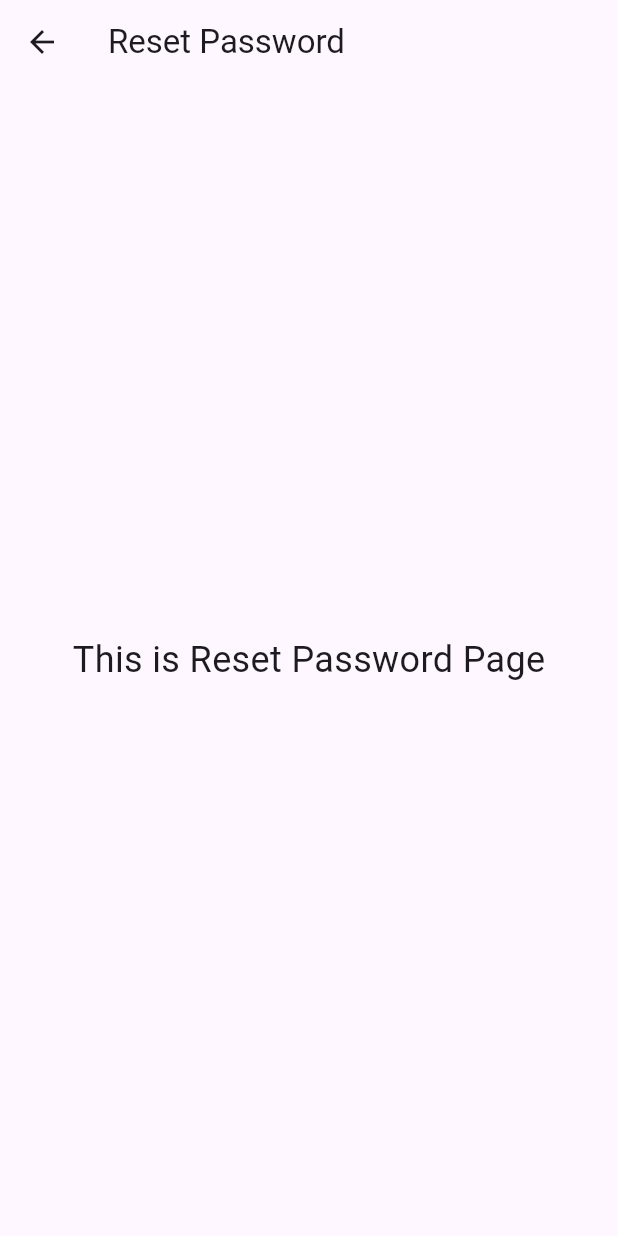
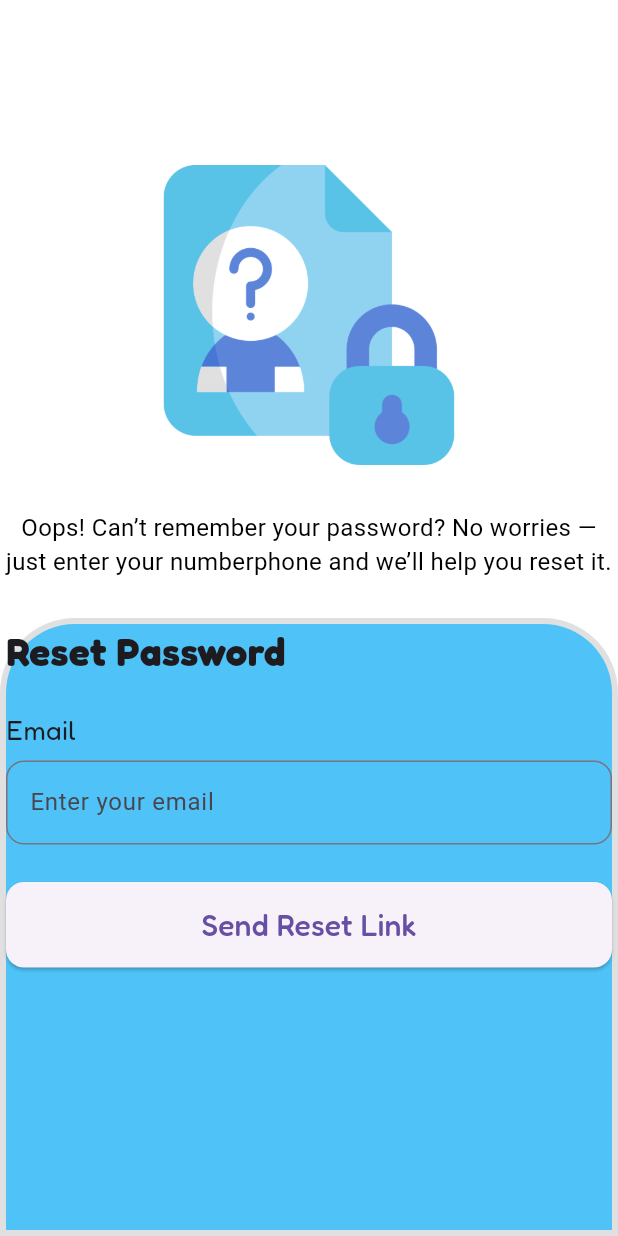
Before and after one commit to sopihtnapa22/project_luandry, a Flutter app: the ResetPasswordScreen screen opened directly, on a phone screen of 412 x 824 dp. Run offline on Flutter 3.47's test engine with Material 3 defaults, Android fonts, the light colour scheme and no system bars; our stand-ins replace google_fonts; Roboto replaces fonts that are missing (Habibi).

Commit message:
Refactor code structure for improved readability and maintainability

```diff
--- a/lib/screens/password/reset_password.dart
+++ b/lib/screens/password/reset_password.dart
@@ -1,13 +1,79 @@
 import 'package:flutter/material.dart';
+import 'package:google_fonts/google_fonts.dart';
 
 class ResetPasswordScreen extends StatelessWidget {
   const ResetPasswordScreen({super.key});
 
   @override
   Widget build(BuildContext context) {
+    final double cardHeight = MediaQuery.of(context).size.height * 0.5;
+
     return Scaffold(
-      appBar: AppBar(title: const Text("Reset Password")),
-      body: const Center(child: Text("This is Reset Password Page", style: TextStyle(fontSize: 24))),
+      backgroundColor: Colors.white,
+
+      body: Stack(
+        children: [
+          Positioned(top: 110, left: 0, right: 0, child: Image.asset('assets/reset_password.png', width: 200, height: 200)),
+          Positioned(
+            top: 340,
+            left: 0,
+            right: 0,
+            child: Center(
+              child: Text(
+                "Oops! Can’t remember your password? No worries — just enter your numberphone and we’ll help you reset it.",
+                textAlign: TextAlign.center,
+                style: GoogleFonts.habibi(fontSize: 16, fontWeight: FontWeight.w400, color: Colors.black),
+              ),
+            ),
+          ),
+          Align(
+            alignment: Alignment.bottomCenter,
+            child: Container(
+              width: double.infinity,
+              height: cardHeight,
+
+              decoration: BoxDecoration(
+                color: const Color(0xFF4FC3F7),
+                border: Border.all(color: Colors.grey.shade300, width: 4),
+                borderRadius: const BorderRadius.only(topLeft: Radius.circular(50), topRight: Radius.circular(50)),
+              ),
+
+              child: Column(
+                mainAxisSize: MainAxisSize.min,
+                crossAxisAlignment: CrossAxisAlignment.start,
+                children: [
+                  Text("Reset Password", style: GoogleFonts.fredoka(fontSize: 26, fontWeight: FontWeight.bold)),
+                  const SizedBox(height: 20),
+
+                  Text("Email", style: GoogleFonts.fredoka(fontSize: 18)),
+                  const SizedBox(height: 8),
+
+                  TextField(
+                    decoration: InputDecoration(
+                      hintText: "Enter your email",
+                      border: OutlineInputBorder(borderRadius: BorderRadius.circular(12)),
+                    ),
+                  ),
+
+                  const SizedBox(height: 25),
+
+                  SizedBox(
+                    width: double.infinity,
+                    child: ElevatedButton(
+                      style: ElevatedButton.styleFrom(
+                        padding: const EdgeInsets.symmetric(vertical: 14),
+                        shape: RoundedRectangleBorder(borderRadius: BorderRadius.circular(12)),
+                      ),
+                      onPressed: () {},
+                      child: Text("Send Reset Link", style: GoogleFonts.fredoka(fontSize: 20)),
+                    ),
+                  ),
+                ],
+              ),
+            ),
+          ),
+        ],
+      ),
     );
   }
 }
--- a/pubspec.yaml
+++ b/pubspec.yaml
@@ -27,6 +27,7 @@ flutter:
     - assets/wave_light.png
     - assets/laundry.png
     - assets/basket.png
+    - assets/reset_password.png
 
   fonts:
     - family: "Lemonada"
```
Also changed, not shown: assets/reset_password.png (added).
